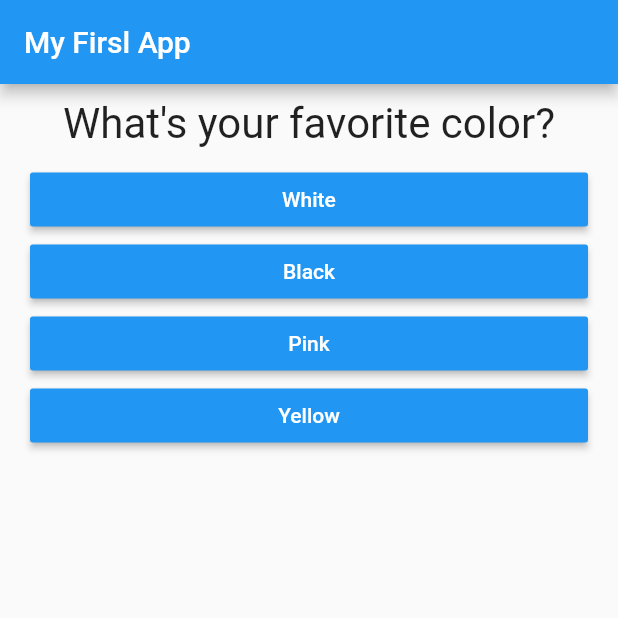
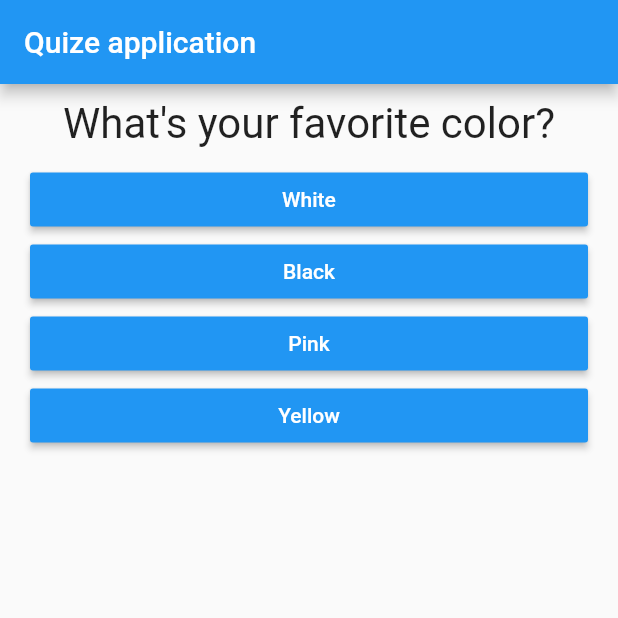
Before and after one commit to shokirovollohberdi/Quiz-app-in-flutter, a Flutter app: the screen it shows after launch, after a tap on "PUBG Mobile", on a phone screen of 412 x 824 dp, the top half of it. Run offline on Flutter 3.47's test engine with Material 2 defaults, Android fonts, the phone set to English and light mode, and no system bars.

Commit message:
Simple Quiz App in dart

```diff
--- a/lib/main.dart
+++ b/lib/main.dart
@@ -1,6 +1,4 @@
 import 'package:flutter/material.dart';
-import 'package:hello_dart/answer.dart';
-import 'package:hello_dart/question.dart';
 import 'package:hello_dart/quiz.dart';
 import 'package:hello_dart/result.dart';
 
@@ -73,7 +71,7 @@ class _MyAppState extends State<MyApp> {
       if (_questionIndex < _questions.length) {
         print("We have more questions!");
       } else {
-        print("No more questions");
+        print("No more question");
       }
     });
     print(_questionIndex);
@@ -85,7 +83,7 @@ class _MyAppState extends State<MyApp> {
 
     return MaterialApp(
       home: Scaffold(
-        appBar: AppBar(title: Text('My Firsl App')),
+        appBar: AppBar(title: Text('Quize application')),
         body: _questionIndex < _questions.length
             ? Quiz(
                 questions: _questions,
```
